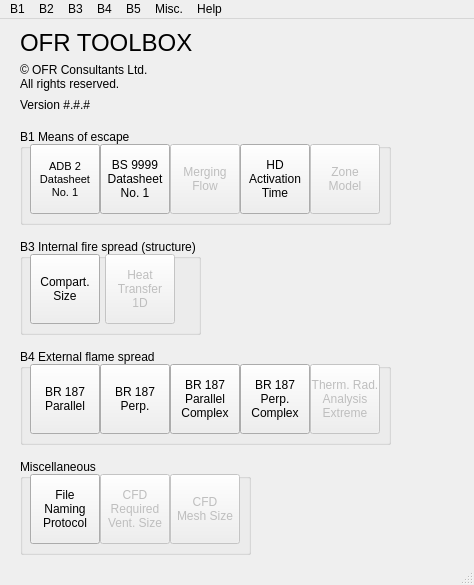
This is fseutil/guilayout/ui/main.ui in fsepy/fseutil as Qt 5 draws it before an edit. The edited form follows.
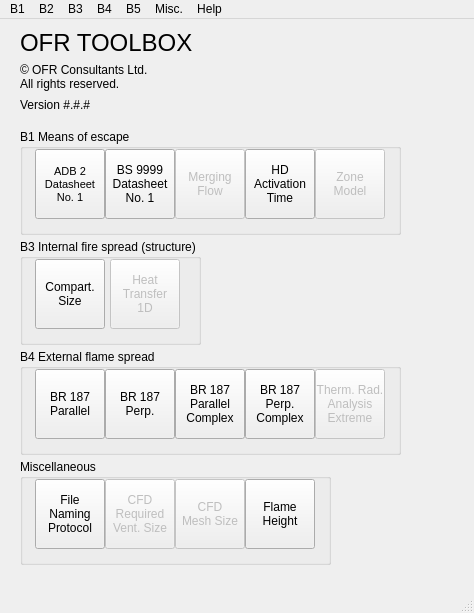
This is the edited form. Icons and pictures are not drawn.

The edit to the form file:
```diff
--- a/fseutil/guilayout/ui/main.ui
+++ b/fseutil/guilayout/ui/main.ui
@@ -7,7 +7,7 @@
     <x>0</x>
     <y>0</y>
     <width>474</width>
-    <height>585</height>
+    <height>613</height>
    </rect>
   </property>
   <property name="windowTitle">
@@ -23,7 +23,7 @@
       <x>20</x>
       <y>220</y>
       <width>181</width>
-      <height>96</height>
+      <height>106</height>
      </rect>
     </property>
     <property name="title">
@@ -32,8 +32,8 @@
     <widget class="QPushButton" name="b4_01_br187_parallel_7">
      <property name="geometry">
       <rect>
-       <x>10</x>
-       <y>15</y>
+       <x>15</x>
+       <y>20</y>
        <width>70</width>
        <height>70</height>
       </rect>
@@ -49,8 +49,8 @@
      </property>
      <property name="geometry">
       <rect>
-       <x>85</x>
-       <y>15</y>
+       <x>90</x>
+       <y>20</y>
        <width>70</width>
        <height>70</height>
       </rect>
@@ -67,8 +67,8 @@
      <rect>
       <x>20</x>
       <y>110</y>
-      <width>371</width>
-      <height>96</height>
+      <width>381</width>
+      <height>106</height>
      </rect>
     </property>
     <property name="title">
@@ -77,8 +77,8 @@
     <widget class="QPushButton" name="pushButton_0102_bs9999_datasheet_1">
      <property name="geometry">
       <rect>
-       <x>80</x>
-       <y>15</y>
+       <x>85</x>
+       <y>20</y>
        <width>70</width>
        <height>70</height>
       </rect>
@@ -95,8 +95,8 @@
      </property>
      <property name="geometry">
       <rect>
-       <x>150</x>
-       <y>15</y>
+       <x>155</x>
+       <y>20</y>
        <width>70</width>
        <height>70</height>
       </rect>
@@ -109,8 +109,8 @@
     <widget class="QPushButton" name="pushButton_0111_heat_detector_activation">
      <property name="geometry">
       <rect>
-       <x>220</x>
-       <y>15</y>
+       <x>225</x>
+       <y>20</y>
        <width>70</width>
        <height>70</height>
       </rect>
@@ -127,8 +127,8 @@
      </property>
      <property name="geometry">
       <rect>
-       <x>290</x>
-       <y>15</y>
+       <x>295</x>
+       <y>20</y>
        <width>70</width>
        <height>70</height>
       </rect>
@@ -141,8 +141,8 @@
     <widget class="QPushButton" name="pushButton_0101_adb2_datasheet_1">
      <property name="geometry">
       <rect>
-       <x>10</x>
-       <y>15</y>
+       <x>15</x>
+       <y>20</y>
        <width>70</width>
        <height>70</height>
       </rect>
@@ -168,8 +168,8 @@
      <rect>
       <x>20</x>
       <y>440</y>
-      <width>231</width>
-      <height>96</height>
+      <width>311</width>
+      <height>106</height>
      </rect>
     </property>
     <property name="title">
@@ -178,8 +178,8 @@
     <widget class="QPushButton" name="pushButton_0601_naming_convention">
      <property name="geometry">
       <rect>
-       <x>10</x>
-       <y>15</y>
+       <x>15</x>
+       <y>20</y>
        <width>70</width>
        <height>70</height>
       </rect>
@@ -199,8 +199,8 @@
      </property>
      <property name="geometry">
       <rect>
-       <x>80</x>
-       <y>15</y>
+       <x>85</x>
+       <y>20</y>
        <width>70</width>
        <height>70</height>
       </rect>
@@ -217,8 +217,8 @@
      </property>
      <property name="geometry">
       <rect>
-       <x>150</x>
-       <y>15</y>
+       <x>155</x>
+       <y>20</y>
        <width>70</width>
        <height>70</height>
       </rect>
@@ -228,14 +228,31 @@
 Mesh Size</string>
      </property>
     </widget>
+    <widget class="QPushButton" name="pushButton_0602_flame_height">
+     <property name="geometry">
+      <rect>
+       <x>225</x>
+       <y>20</y>
+       <width>70</width>
+       <height>70</height>
+      </rect>
+     </property>
+     <property name="toolTip">
+      <string>File name generator in accordance with OFR file naming protocal</string>
+     </property>
+     <property name="text">
+      <string>Flame
+Height</string>
+     </property>
+    </widget>
    </widget>
    <widget class="QGroupBox" name="groupBox">
     <property name="geometry">
      <rect>
       <x>20</x>
       <y>330</y>
-      <width>371</width>
-      <height>96</height>
+      <width>381</width>
+      <height>106</height>
      </rect>
     </property>
     <property name="title">
@@ -244,8 +261,8 @@
     <widget class="QPushButton" name="pushButton_0401_br187_parallel_simple">
      <property name="geometry">
       <rect>
-       <x>10</x>
-       <y>15</y>
+       <x>15</x>
+       <y>20</y>
        <width>70</width>
        <height>70</height>
       </rect>
@@ -261,8 +278,8 @@
     <widget class="QPushButton" name="pushButton_0402_br187_perpendicular_simple">
      <property name="geometry">
       <rect>
-       <x>80</x>
-       <y>15</y>
+       <x>85</x>
+       <y>20</y>
        <width>70</width>
        <height>70</height>
       </rect>
@@ -275,8 +292,8 @@
     <widget class="QPushButton" name="pushButton_0403_br187_parallel_complex">
      <property name="geometry">
       <rect>
-       <x>150</x>
-       <y>15</y>
+       <x>155</x>
+       <y>20</y>
        <width>70</width>
        <height>70</height>
       </rect>
@@ -290,8 +307,8 @@
     <widget class="QPushButton" name="pushButton_0404_br187_perpendicular_complex">
      <property name="geometry">
       <rect>
-       <x>220</x>
-       <y>15</y>
+       <x>225</x>
+       <y>20</y>
        <width>70</width>
        <height>70</height>
       </rect>
@@ -308,8 +325,8 @@
      </property>
      <property name="geometry">
       <rect>
-       <x>290</x>
-       <y>15</y>
+       <x>295</x>
+       <y>20</y>
        <width>70</width>
        <height>70</height>
       </rect>
```
